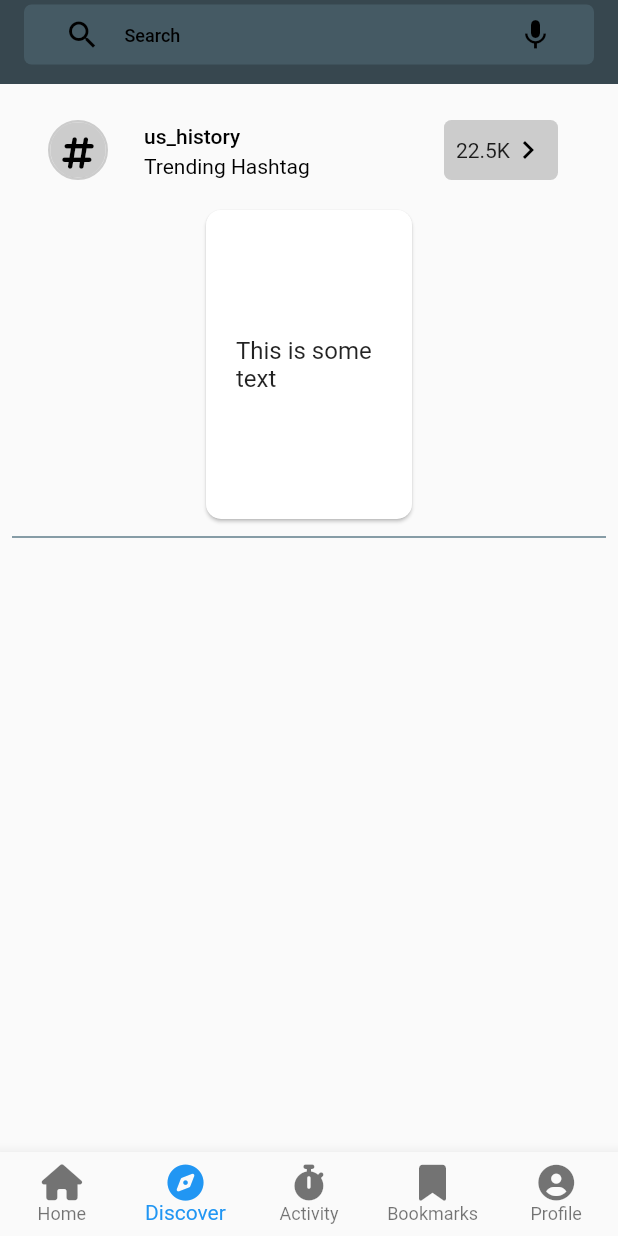
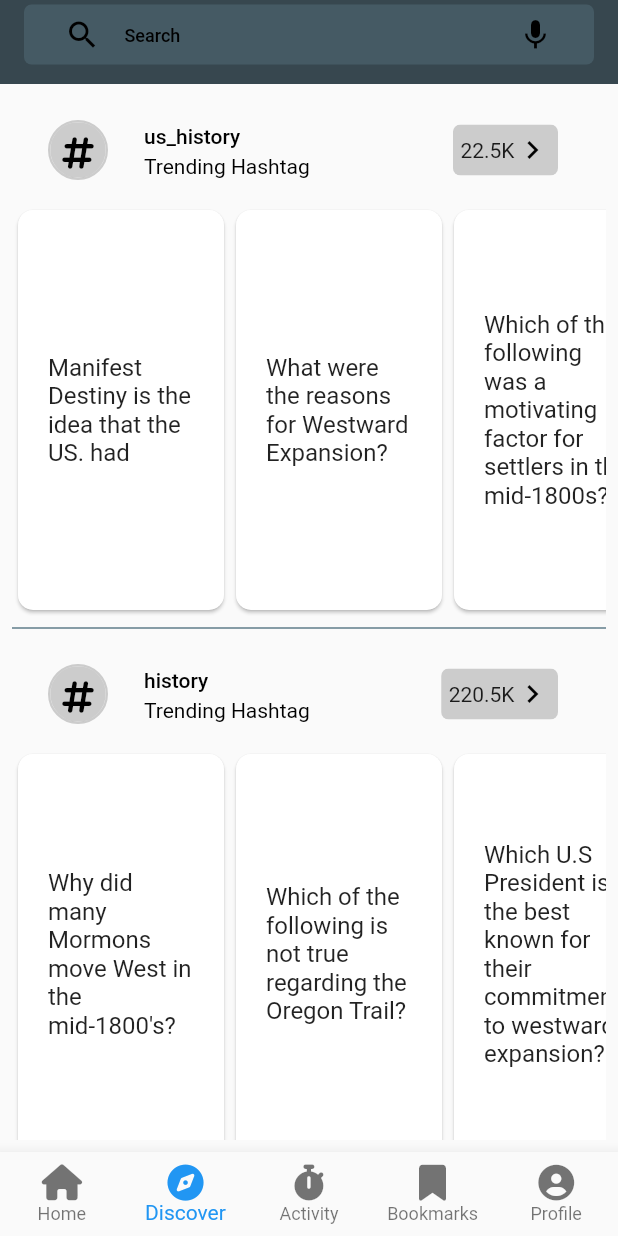
Before and after one commit to masumba/cross_over_test_quizlr, a Flutter app: the screen it shows after launch, item 2 of the bottom bar chosen, on a phone screen of 412 x 824 dp. Run offline on Flutter 3.47's test engine with Material 2 defaults, Android fonts, the phone set to English and light mode, and no system bars; our stand-ins replace another_flushbar, auto_size_text, badges, flutter_feather_icons, font_awesome_flutter, get_it and 4 more; missing offline and left inert: remove_emoji.

Commit message:
[update] discover tab ui elements added.

```diff
--- /dev/null
+++ b/lib/models/dto/discover_record_dto.dart
@@ -0,0 +1,28 @@
+class DiscoverRecordDto {
+  String hashTag;
+  int totalItems;
+  List<String> topItemTitles;
+
+  DiscoverRecordDto(
+      {required this.hashTag,
+      required this.totalItems,
+      required this.topItemTitles});
+
+  @override
+  bool operator ==(Object other) =>
+      identical(this, other) ||
+      other is DiscoverRecordDto &&
+          runtimeType == other.runtimeType &&
+          hashTag == other.hashTag &&
+          totalItems == other.totalItems &&
+          topItemTitles == other.topItemTitles;
+
+  @override
+  int get hashCode =>
+      hashTag.hashCode ^ totalItems.hashCode ^ topItemTitles.hashCode;
+
+  @override
+  String toString() {
+    return 'DiscoverRecordDto{hashTag: $hashTag, totalItems: $totalItems, topItemTitles: $topItemTitles}';
+  }
+}
--- /dev/null
+++ b/lib/utils/app_data_formatter.dart
@@ -0,0 +1,8 @@
+class AppDataFormatter {
+  static String formatNumber(int num) {
+    if (num >= 1000) {
+      return '${(num / 1000).toStringAsFixed(1)}K';
+    }
+    return num.toString();
+  }
+}
--- a/lib/views/home/tabs/discover/discover_tab_view.dart
+++ b/lib/views/home/tabs/discover/discover_tab_view.dart
@@ -1,8 +1,11 @@
 import 'package:cross_over_test_quizlr/utils/screen_util.dart';
+import 'package:cross_over_test_quizlr/views/home/tabs/discover/discover_tab_view_model.dart';
+import 'package:cross_over_test_quizlr/widgets/discover_tag_item.dart';
 import 'package:cross_over_test_quizlr/widgets/input_field.dart';
 import 'package:flutter/material.dart';
 import 'package:flutter/services.dart';
 import 'package:font_awesome_flutter/font_awesome_flutter.dart';
+import 'package:stacked/stacked.dart';
 
 class DiscoverTabView extends StatefulWidget {
   const DiscoverTabView({super.key});
@@ -17,7 +20,10 @@ class _DiscoverTabViewState extends State<DiscoverTabView> {
     SystemChrome.setSystemUIOverlayStyle(SystemUiOverlayStyle(
       statusBarColor: Colors.blueGrey.shade800,
     ));
-    return Scaffold(
+    return ViewModelBuilder<DiscoverTabViewModel>.reactive(
+      onViewModelReady: (model) => model.init(),
+      viewModelBuilder: () => DiscoverTabViewModel(),
+      builder: (context, model, child) => Scaffold(
         appBar: AppBar(
           backgroundColor: Colors.blueGrey.shade800,
           title: InputField(
@@ -31,74 +37,9 @@ class _DiscoverTabViewState extends State<DiscoverTabView> {
         ),
         body: Padding(
           padding: const EdgeInsets.all(8.0),
-        child: Column(
-          children: [
-            ListTile(
-              leading: IntrinsicHeight(
-                child: Padding(
-                  padding: const EdgeInsets.all(8.0),
-                  child: Container(
-                    decoration: BoxDecoration(
-                      shape: BoxShape.circle,
-                      border: Border.all(
-                          color: Colors.grey.withOpacity(0.5), width: 1.5),
+          child: DiscoverTagItem(
+            records: model.records,
           ),
-                    child: ClipOval(
-                      child: Material(
-                        color: Colors.grey.withOpacity(0.5),
-                        child: Padding(
-                          padding: const EdgeInsets.all(8.0),
-                          child: FaIcon(FontAwesomeIcons.hashtag),
-                        ),
-                      ),
-                    ),
-                  ),
-                ),
-              ),
-              title: Text('us_history'),
-              subtitle: Text('Trending Hashtag'),
-              trailing: IntrinsicHeight(
-                child: Padding(
-                  padding: const EdgeInsets.all(8.0),
-                  child: ClipRRect(
-                    borderRadius: BorderRadius.circular(5.0),
-                    child: Material(
-                      color: Colors.grey.withOpacity(0.5),
-                      child: Padding(
-                        padding: const EdgeInsets.all(8.0),
-                        child: Row(
-                          mainAxisSize: MainAxisSize.min,
-                          children: [
-                            Text('22.5K'),
-                            Icon(Icons.chevron_right),
-                          ],
-                        ),
-                      ),
-                    ),
-                  ),
-                ),
-              ),
-            ),
-            Card(
-              shape: RoundedRectangleBorder(
-                borderRadius: BorderRadius.circular(10),
-              ),
-              child: Container(
-                width: ScreenUtil.screenWidthFraction(context, dividedBy: 3),
-                height: ScreenUtil.screenHeightFraction(context, dividedBy: 4),
-                alignment: Alignment.centerLeft,
-                padding: EdgeInsets.symmetric(horizontal: 20.0, vertical: 10.0),
-                child: Text(
-                  'This is some text',
-                  textAlign: TextAlign.left,
-                  style: TextStyle(
-                    fontSize: 16.0,
-                  ),
-                ),
-              ),
-            ),
-            ScreenUtil.spacedDividerSmall,
-          ],
         ),
       ),
     );
--- a/lib/views/home/tabs/discover/discover_tab_view_model.dart
+++ b/lib/views/home/tabs/discover/discover_tab_view_model.dart
@@ -1,6 +1,52 @@
+import 'package:cross_over_test_quizlr/models/dto/discover_record_dto.dart';
 import 'package:cross_over_test_quizlr/views/app_base_view_model.dart';
 import 'package:flutter/material.dart';
 
 class DiscoverTabViewModel extends AppBaseViewModel {
-  Future<void> init() async {}
+  List<DiscoverRecordDto> records = [];
+  Future<void> init() async {
+    loadDemoData();
+  }
+
+  void loadDemoData() {
+    records.clear();
+    records.add(
+      DiscoverRecordDto(
+        hashTag: 'us_history',
+        totalItems: 22500,
+        topItemTitles: [
+          'Manifest Destiny is the idea that the US. had',
+          'What were the reasons for Westward Expansion?',
+          'Which of the following was a motivating factor for settlers in the mid-1800s?',
+          'In the time period leading up to the 1835 Texas Revolution, which of the following was not a conflict between the...',
+        ],
+      ),
+    );
+    records.add(
+      DiscoverRecordDto(
+        hashTag: 'history',
+        totalItems: 220500,
+        topItemTitles: [
+          'Why did many Mormons move West in the mid-1800\'s?',
+          'Which of the following is not true regarding the Oregon Trail?',
+          'Which U.S President is the best known for their commitment to westward expansion?',
+          'Who was Sam Houston?',
+        ],
+      ),
+    );
+    records.add(
+      DiscoverRecordDto(
+        hashTag: 'worldhistory',
+        totalItems: 17500,
+        topItemTitles: [
+          'Impact of Total War: Industrial Production',
+          'Social and Economic Effects of Five-Year Plan (Negative)',
+          'Adolf Hitler',
+          'German-Soviet Nonaggression Pact',
+        ],
+      ),
+    );
+
+    notifyListeners();
+  }
 }
--- /dev/null
+++ b/lib/widgets/discover_tag_item.dart
@@ -0,0 +1,115 @@
+import 'package:cross_over_test_quizlr/models/dto/discover_record_dto.dart';
+import 'package:cross_over_test_quizlr/utils/app_data_formatter.dart';
+import 'package:cross_over_test_quizlr/utils/screen_util.dart';
+import 'package:flutter/material.dart';
+import 'package:font_awesome_flutter/font_awesome_flutter.dart';
+
+class DiscoverTagItem extends StatelessWidget {
+  final List<DiscoverRecordDto> records;
+  const DiscoverTagItem({Key? key, required this.records}) : super(key: key);
+
+  @override
+  Widget build(BuildContext context) {
+    return ListView.builder(
+      itemCount: records.length,
+      itemBuilder: (BuildContext cxt, int index) {
+        return Column(
+          crossAxisAlignment: CrossAxisAlignment.start,
+          children: [
+            ListTile(
+              leading: IntrinsicHeight(
+                child: Padding(
+                  padding: const EdgeInsets.all(8.0),
+                  child: Container(
+                    decoration: BoxDecoration(
+                      shape: BoxShape.circle,
+                      border: Border.all(
+                          color: Colors.grey.withOpacity(0.5), width: 1.5),
+                    ),
+                    child: ClipOval(
+                      child: Material(
+                        color: Colors.grey.withOpacity(0.5),
+                        child: const Padding(
+                          padding: EdgeInsets.all(8.0),
+                          child: FaIcon(FontAwesomeIcons.hashtag),
+                        ),
+                      ),
+                    ),
+                  ),
+                ),
+              ),
+              title: Text(records[index].hashTag),
+              subtitle: const Text('Trending Hashtag'),
+              trailing: IntrinsicHeight(
+                child: Padding(
+                  padding: const EdgeInsets.all(8.0),
+                  child: ClipRRect(
+                    borderRadius: BorderRadius.circular(5.0),
+                    child: Material(
+                      color: Colors.grey.withOpacity(0.5),
+                      child: Padding(
+                        padding: const EdgeInsets.all(5.0),
+                        child: Row(
+                          mainAxisSize: MainAxisSize.min,
+                          children: [
+                            Text(
+                              AppDataFormatter.formatNumber(
+                                  records[index].totalItems),
+                            ),
+                            const Icon(Icons.chevron_right),
+                          ],
+                        ),
+                      ),
+                    ),
+                  ),
+                ),
+              ),
+            ),
+            SizedBox(
+              height: ScreenUtil.screenHeightFraction(context, dividedBy: 3),
+              child: _DiscoverItemHeadline(
+                headlines: records[index].topItemTitles,
+              ),
+            ),
+            ScreenUtil.spacedDividerSmall,
+          ],
+        );
+      },
+    );
+  }
+}
+
+class _DiscoverItemHeadline extends StatelessWidget {
+  final List<String> headlines;
+  const _DiscoverItemHeadline({super.key, required this.headlines});
+
+  @override
+  Widget build(BuildContext context) {
+    return ListView.builder(
+      shrinkWrap: true,
+      scrollDirection: Axis.horizontal,
+      itemCount: headlines.length,
+      itemBuilder: (context, index) {
+        return Card(
+          shape: RoundedRectangleBorder(
+            borderRadius: BorderRadius.circular(10),
+          ),
+          child: Container(
+            width: ScreenUtil.screenWidthFraction(context, dividedBy: 3),
+            height: ScreenUtil.screenHeightFraction(context, dividedBy: 4),
+            alignment: Alignment.centerLeft,
+            padding:
+                const EdgeInsets.symmetric(horizontal: 20.0, vertical: 10.0),
+            child: Text(
+              headlines[index],
+              textAlign: TextAlign.left,
+              style: const TextStyle(
+                fontSize: 16.0,
+              ),
+            ),
+          ),
+        );
+      },
+    );
+  }
+}
```
Lines whose indentation alone changed are shown as unchanged.
